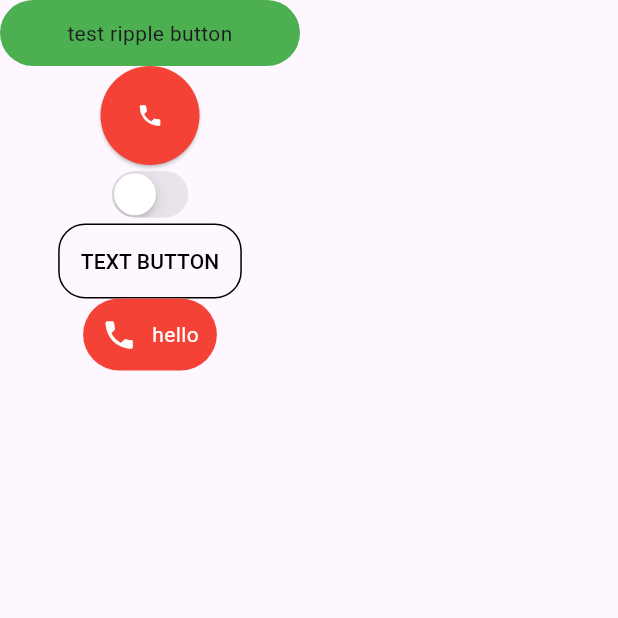
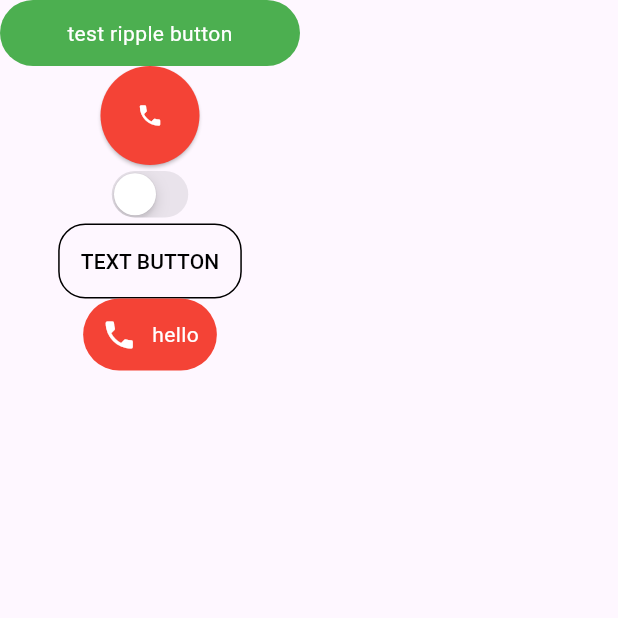
Before and after one commit to anh0701/flutter-template, a Flutter app: the screen it shows after launch, on a phone screen of 412 x 824 dp, the top half of it. Run offline on Flutter 3.47's test engine with Material 3 defaults, Android fonts, the phone set to English and light mode, and no system bars.

Commit message:
fix color ripple_button

```diff
--- a/lib/MyHomePage.dart
+++ b/lib/MyHomePage.dart
@@ -25,6 +25,7 @@ class _MyHomePageState extends State<MyHomePage> {
           ripple_button(
               "test ripple button",
               200,
+              Colors.white,
               Colors.green,
               () => showDialog<String>(
                     context: context,
--- a/lib/custom_button/ripple_button.dart
+++ b/lib/custom_button/ripple_button.dart
@@ -1,11 +1,11 @@
 import 'package:flutter/material.dart';
 
-Widget ripple_button(String text, double width, Color color, void Function()? onTap) {
+Widget ripple_button(String text, double width, Color color_text, Color color_button, void Function()? onTap) {
   return Container(
     width: width,
     decoration: BoxDecoration(
       borderRadius: BorderRadius.circular(30), //radius widget
-      color: color,
+      color: color_button,
     ),
     child: Material(
       color: Colors.transparent,
@@ -14,7 +14,7 @@ Widget ripple_button(String text, double width, Color color, void Function()? on
         onTap: onTap,
         child: Container(
           padding: EdgeInsets.all(12),
-          child: Text(text, textAlign: TextAlign.center,),
+          child: Text(text, textAlign: TextAlign.center, style: TextStyle(color: color_text),),
         ),
       ),
     ),
```
